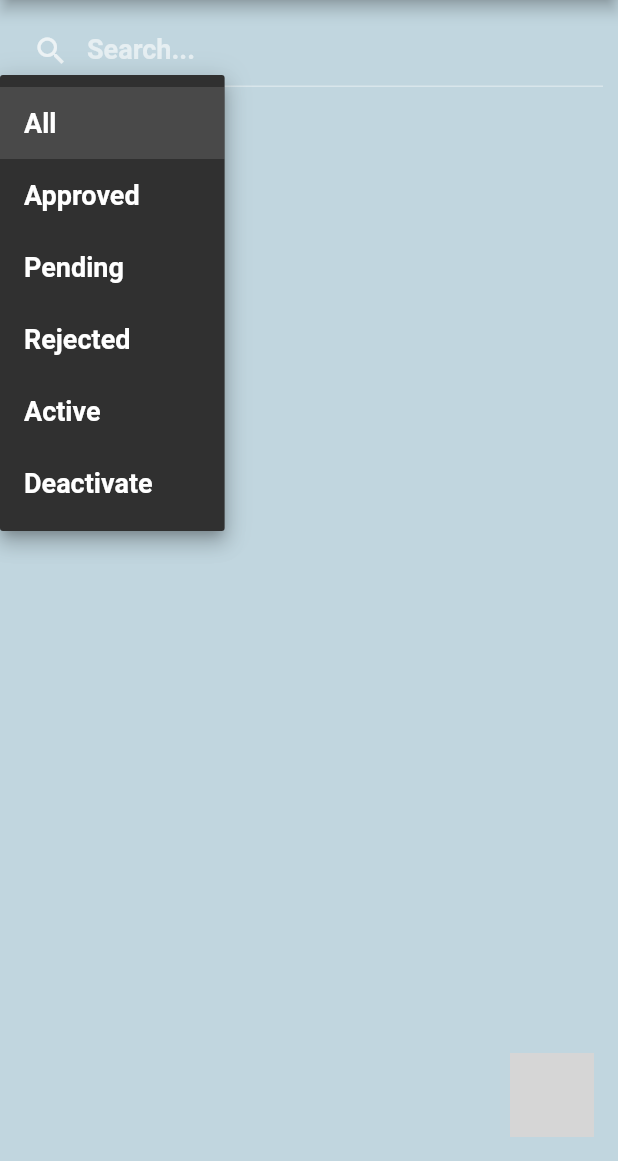
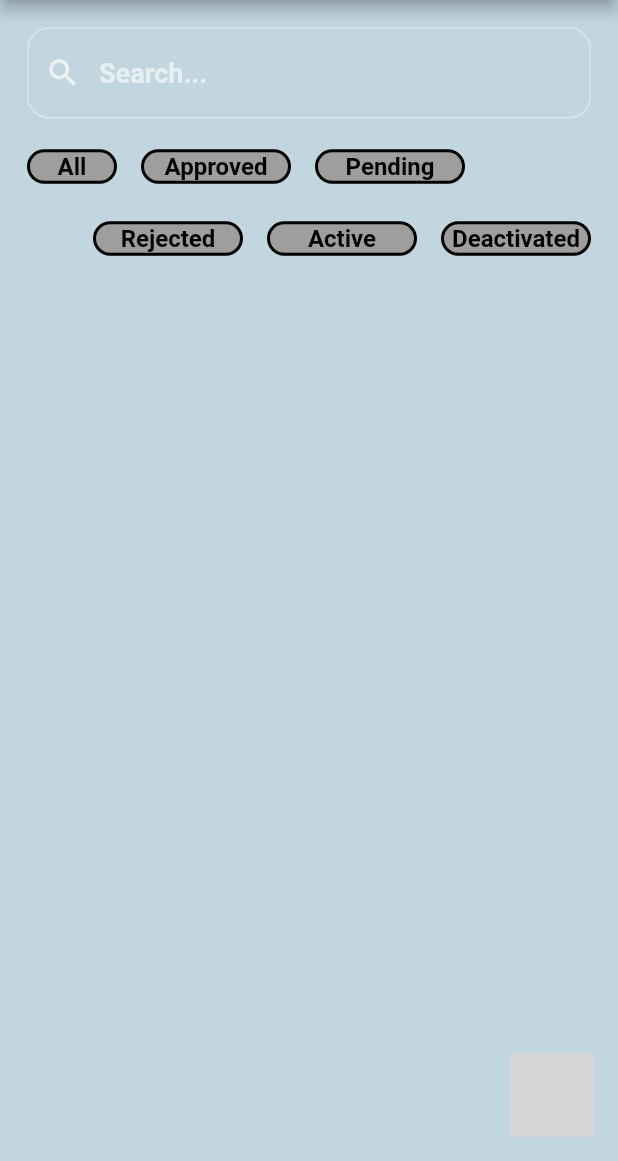
Before and after one commit to ajaykanse65/Major_Project, a Flutter app: the AdminOperator screen opened directly, after a tap on "All", on a phone screen of 412 x 824 dp, the part 75-1236 px from its top. Run offline on Flutter 3.47's test engine with Material 2 defaults, Android fonts, the phone set to English and light mode, and no system bars; our stand-ins replace cloud_firestore, dot_navigation_bar, file_picker, firebase_auth, firebase_core, firebase_messaging and 10 more; missing offline and left inert: country_list_pick, country_state_city_picker, floating_action_bubble, flutter_email_sender, multilevel_drawer; accounts and stored records are empty; statements that could not run were skipped; grey boxes are pictures that could not be loaded.

Commit message:
op crud done

```diff
--- a/lib/admin/adminHome.dart
+++ b/lib/admin/adminHome.dart
@@ -6,8 +6,6 @@ import 'package:cloud_firestore/cloud_firestore.dart';
 import 'package:firebase_auth/firebase_auth.dart';
 import 'package:floating_action_bubble/floating_action_bubble.dart';
 import 'package:google_fonts/google_fonts.dart';
-import 'package:bms/pie_chart/categories_row.dart';
-import 'package:bms/pie_chart/pie_chart_view.dart';
 import 'package:bms/widget/custom_search_widget.dart';
 import 'package:bms/widget/dot_bottom_bar.dart';
 import 'package:flutter/material.dart';
@@ -114,8 +112,8 @@ class _AdminHomeState extends State<AdminHome> with SingleTickerProviderStateMix
                       Text("User Details",style: GoogleFonts.rubik(fontWeight: FontWeight.w400,fontSize: 18),),
                       Expanded(child: Row(
                         children: [
-                          CategoriesRow(),
-                          PieChartView(count: count,),
+                          // CategoriesRow(),
+                          // PieChartView(count: count,),
                         ],
                       ),)
                     ],
--- a/lib/admin/adminOperator.dart
+++ b/lib/admin/adminOperator.dart
@@ -108,33 +108,84 @@ class _AdminOperatorState extends State<AdminOperator> with SingleTickerProvider
          child: Column(
            crossAxisAlignment: CrossAxisAlignment.start,
                children: [
-                 TextField(
+                 Padding(
+                   padding: const EdgeInsets.all(8.0),
+                   child: TextFormField(
                      controller: _searchController,
-                   decoration: const InputDecoration(
+                     decoration:  InputDecoration(
+                       border: OutlineInputBorder(borderRadius: BorderRadius.circular(15),borderSide: BorderSide(color: Colors.black)),
                      prefixIcon: Icon(Icons.search),
                      hintText: 'Search...'
                      ),
                      onChanged: (val){
                        setState(() {
-                       name= val;
+
                        });
                      },
                    ),
-                 DropdownButton(
-                   value: dropdownvaluetest,
-                   icon: const Icon(Icons.keyboard_arrow_down),
-                   items: itemstest.map((String items) {
-                     return DropdownMenuItem(
-                       value: items,
-                       child: Text(items),
-                     );
-                   }).toList(),
-                   onChanged: (String? newValue) {
-                     setState(() {
-                       dropdownvaluetest = newValue!;
-                     });
-                   },
                  ),
+                 Row(
+                   mainAxisAlignment: MainAxisAlignment.start,
+                   crossAxisAlignment: CrossAxisAlignment.start,
+                   children: [
+                     TextButton(onPressed: (){}, child: Container(
+                       width: 60,
+                       decoration: BoxDecoration(
+                         border: Border.all(width: 2),
+                         color: Colors.grey,
+                         borderRadius: BorderRadius.circular(15)
+                       ),
+                         child: const Center(child: Text("All", selectionColor: Colors.red,style: TextStyle(color: Colors.black,fontSize: 16,fontWeight: FontWeight.bold),))),),
+                     TextButton(onPressed: (){}, child: Container(
+                         width: 100,
+                         decoration: BoxDecoration(
+                             border: Border.all(width: 2),
+                             color: Colors.grey,
+                             borderRadius: BorderRadius.circular(15)
+                         ),
+                         child: const Center(child: Text("Approved", selectionColor: Colors.red,style: TextStyle(color: Colors.black,fontSize: 16,fontWeight: FontWeight.bold),))),),
+                     TextButton(onPressed: (){}, child: Container(
+                         width: 100,
+                         decoration: BoxDecoration(
+                             border: Border.all(width: 2),
+                             color: Colors.grey,
+                             borderRadius: BorderRadius.circular(15)
+                         ),
+                         child: const Center(child: Text("Pending", selectionColor: Colors.red,style: TextStyle(color: Colors.black,fontSize: 16,fontWeight: FontWeight.bold),))),),
+
+                   ],
+                 ),
+                 Row(
+                   mainAxisAlignment: MainAxisAlignment.end,
+                   crossAxisAlignment: CrossAxisAlignment.end,
+                   children: [
+                     TextButton(onPressed: (){}, child: Container(
+                         width: 100,
+                         decoration: BoxDecoration(
+                             border: Border.all(width: 2),
+                             color: Colors.grey,
+                             borderRadius: BorderRadius.circular(15)
+                         ),
+                         child: const Center(child: Text("Rejected", selectionColor: Colors.red,style: TextStyle(color: Colors.black,fontSize: 16,fontWeight: FontWeight.bold),))),),
+                     TextButton(onPressed: (){}, child: Container(
+                         width: 100,
+                         decoration: BoxDecoration(
+                             border: Border.all(width: 2),
+                             color: Colors.grey,
+                             borderRadius: BorderRadius.circular(15)
+                         ),
+                         child: const Center(child: Text("Active", selectionColor: Colors.red,style: TextStyle(color: Colors.black,fontSize: 16,fontWeight: FontWeight.bold),))),),
+                     TextButton(onPressed: (){}, child: Container(
+                         width: 100,
+                         decoration: BoxDecoration(
+                             border: Border.all(width: 2),
+                             color: Colors.grey,
+                             borderRadius: BorderRadius.circular(15)
+                         ),
+                         child: const Center(child: Text("Deactivated", selectionColor: Colors.red,style: TextStyle(color: Colors.black,fontSize: 16,fontWeight: FontWeight.bold),))),),
+                   ],
+                 ),
+
                  table(context),
                ],
              ),
--- a/lib/pie_chart/piem_chart.dart
+++ b/lib/pie_chart/piem_chart.dart
@@ -69,10 +69,10 @@ final kCategories = [
 ];
 
 final kNeumorphicColors = [
-  // Color.fromRGBO(82, 98, 255, 1), //  rgb(82, 98, 255)
-  // Color.fromRGBO(46, 198, 255, 1), // rgb(46, 198, 255)
-  // Color.fromRGBO(123, 201, 82, 1), // rgb(123, 201, 82)
-  // Color.fromRGBO(255, 171, 67, 1), // rgb(255, 171, 67)
-  // // Color.fromRGBO(252, 91, 57, 1), //  rgb(252, 91, 57)
-  // Color.fromRGBO(139, 135, 130, 1), //rgb(139, 135, 130)
+  Color.fromRGBO(82, 98, 255, 1), //  rgb(82, 98, 255)
+  Color.fromRGBO(46, 198, 255, 1), // rgb(46, 198, 255)
+  Color.fromRGBO(123, 201, 82, 1), // rgb(123, 201, 82)
+  Color.fromRGBO(255, 171, 67, 1), // rgb(255, 171, 67)
+  // Color.fromRGBO(252, 91, 57, 1), //  rgb(252, 91, 57)
+  Color.fromRGBO(139, 135, 130, 1), //rgb(139, 135, 130)
 ];
```
Lines whose indentation alone changed are shown as unchanged.
